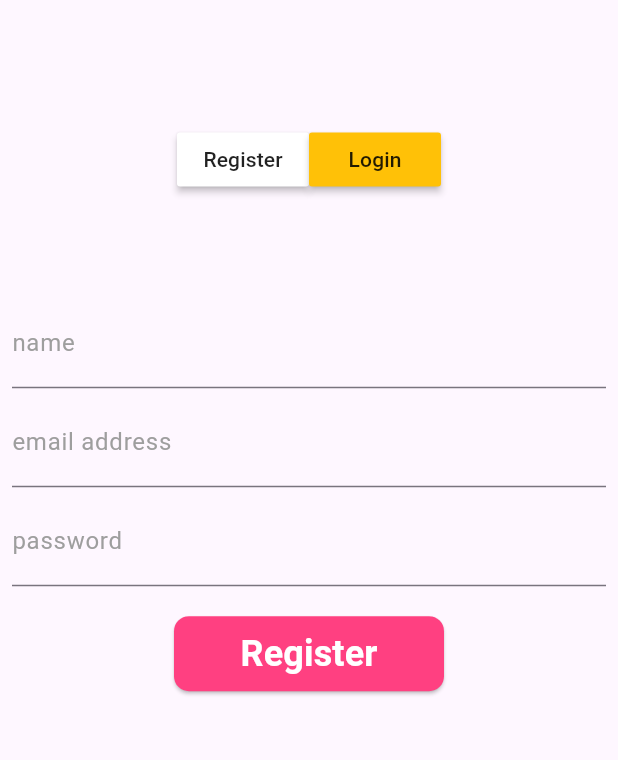
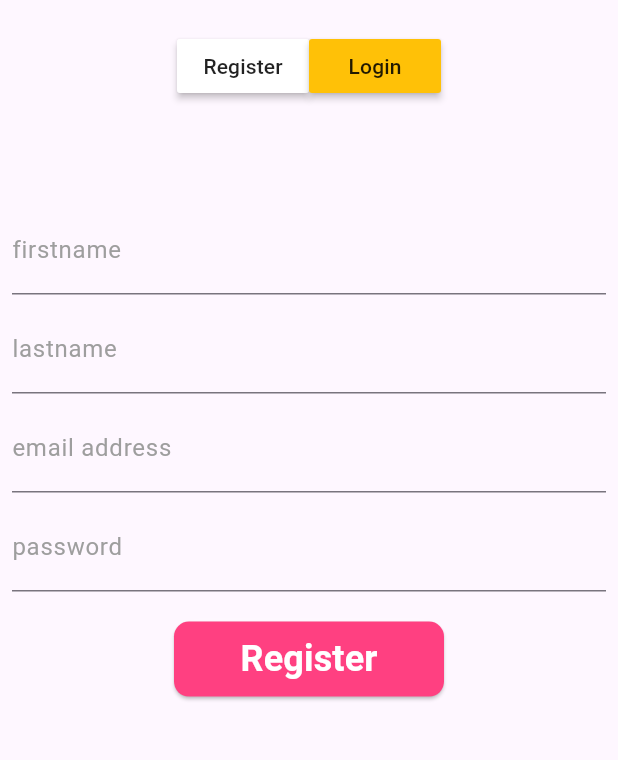
Before and after one commit to elhajoujy/plateforme_touristique_onmt, a Flutter app: the screen it shows after launch, after a tap on "Register", on a phone screen of 412 x 824 dp, the part 312-1072 px from its top. Run offline on Flutter 3.47's test engine with Material 3 defaults, Android fonts, the light colour scheme and no system bars; our stand-ins replace get, shared_preferences; missing offline and left inert: dart:html.

Commit message:
working on controller and removing some unsed code

```diff
--- a/lib/auth/Login.dart
+++ b/lib/auth/auth_screen.dart
@@ -27,7 +27,8 @@ class _AuthScreenState extends State<AuthScreen> {
         child: Padding(
           padding: const EdgeInsets.all(8.0),
           child: SingleChildScrollView(
-            child: Column(
+              child: Obx(
+            () => Column(
               // mainAxisAlignment: MainAxisAlignment.center,
               crossAxisAlignment: CrossAxisAlignment.center,
               children: [
@@ -36,15 +37,14 @@ class _AuthScreenState extends State<AuthScreen> {
                   width: 200,
                   height: 200,
                 ),
-                SizedBox(
-                  height: Get.height * 0.1,
-                ),
+                const SizedBox(height: 20),
                 Row(
                   mainAxisAlignment: MainAxisAlignment.center,
                   children: [
                     MaterialButton(
                       color: !isLogin.value ? Colors.white : Colors.amber,
                       onPressed: () {
+                        print("true");
                         isLogin.value = false;
                       },
                       child: Text('Register'),
@@ -52,6 +52,7 @@ class _AuthScreenState extends State<AuthScreen> {
                     MaterialButton(
                       color: isLogin.value ? Colors.white : Colors.amber,
                       onPressed: () {
+                        print("true");
                         isLogin.value = true;
                       },
                       child: Text('Login'),
@@ -64,7 +65,7 @@ class _AuthScreenState extends State<AuthScreen> {
                 isLogin.value ? loginWidget() : registerWidget()
               ],
             ),
-          ),
+          )),
         ),
       ),
     );
@@ -73,7 +74,11 @@ class _AuthScreenState extends State<AuthScreen> {
   Widget registerWidget() {
     return Column(
       children: [
-        InputTextFieldWidget(registerationController.nameController, 'name'),
+        InputTextFieldWidget(registerationController.firsntmae, 'firstname'),
+        SizedBox(
+          height: 20,
+        ),
+        InputTextFieldWidget(registerationController.lastname, 'lastname'),
         SizedBox(
           height: 20,
         ),
--- a/lib/controllers/registeration_controller.dart
+++ b/lib/controllers/registeration_controller.dart
@@ -8,7 +8,8 @@ import 'package:shared_preferences/shared_preferences.dart';
 import 'package:http/http.dart' as http;
 
 class RegisterationController extends GetxController {
-  TextEditingController nameController = TextEditingController();
+  TextEditingController firsntmae = TextEditingController();
+  TextEditingController lastname = TextEditingController();
   TextEditingController emailController = TextEditingController();
   TextEditingController passwordController = TextEditingController();
 
@@ -19,9 +20,11 @@ class RegisterationController extends GetxController {
       var headers = {'Content-Type': 'application/json'};
       var url = Uri.parse(ApiEndPoints.baseUrl + ApiEndPoints.registerEmail);
       Map body = {
-        'name': nameController.text,
+        'firstname': firsntmae.text.trim(),
+        'latname': lastname.text.trim(),
         'email': emailController.text.trim(),
-        'password': passwordController.text
+        'password': passwordController.text,
+        "regionId": "1"
       };
 
       http.Response response =
@@ -29,13 +32,14 @@ class RegisterationController extends GetxController {
 
       if (response.statusCode == 200) {
         final json = jsonDecode(response.body);
-        if (json['code'] == 0) {
+        if (json) {
           var token = json['data']['Token'];
           print(token);
           final SharedPreferences? prefs = await _prefs;
 
           await prefs?.setString('token', token);
-          nameController.clear();
+          firsntmae.clear();
+          lastname.clear();
           emailController.clear();
           passwordController.clear();
           Get.off(HomePage());
--- a/lib/main.dart
+++ b/lib/main.dart
@@ -1,7 +1,7 @@
 import 'package:flutter/material.dart';
 import 'package:get/get.dart';
 import 'package:plateforme_touristique_onmt/home/Home.dart';
-import 'auth/Login.dart';
+import 'auth/auth_screen.dart';
 
 void main() async {
   runApp(const MyApp());
```
